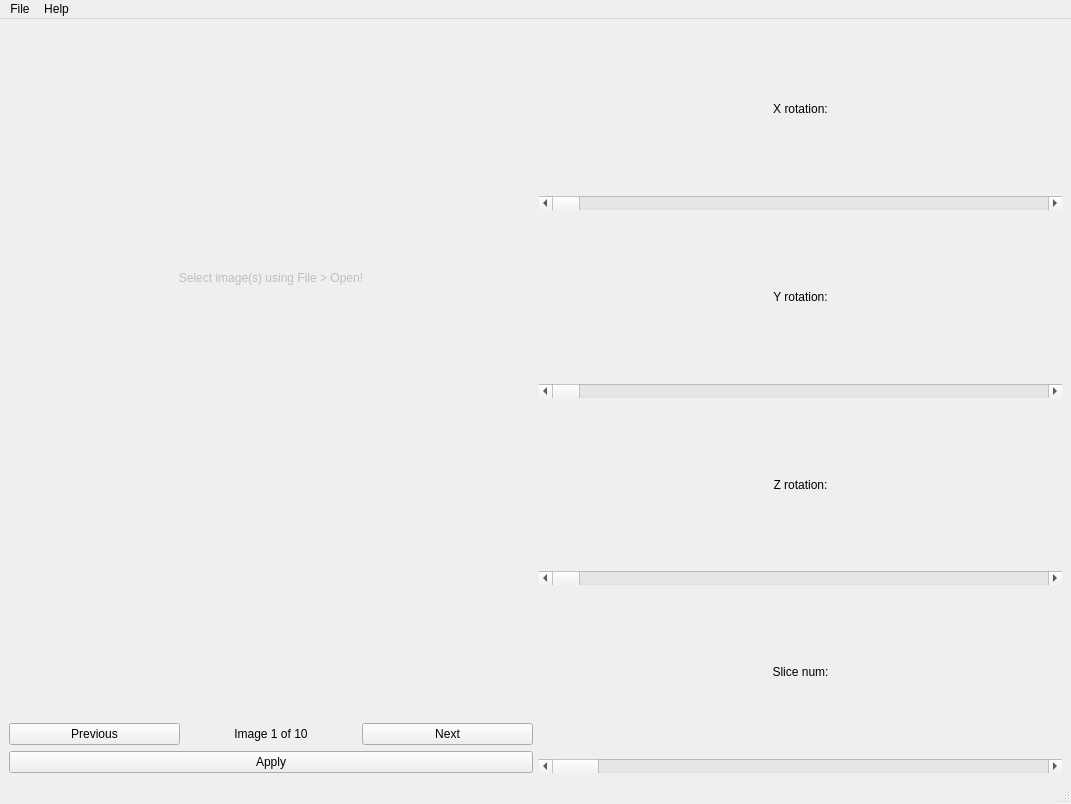
Old version of the form src/GUI/main.ui in the repository NIRALUser/NeuroRuler.
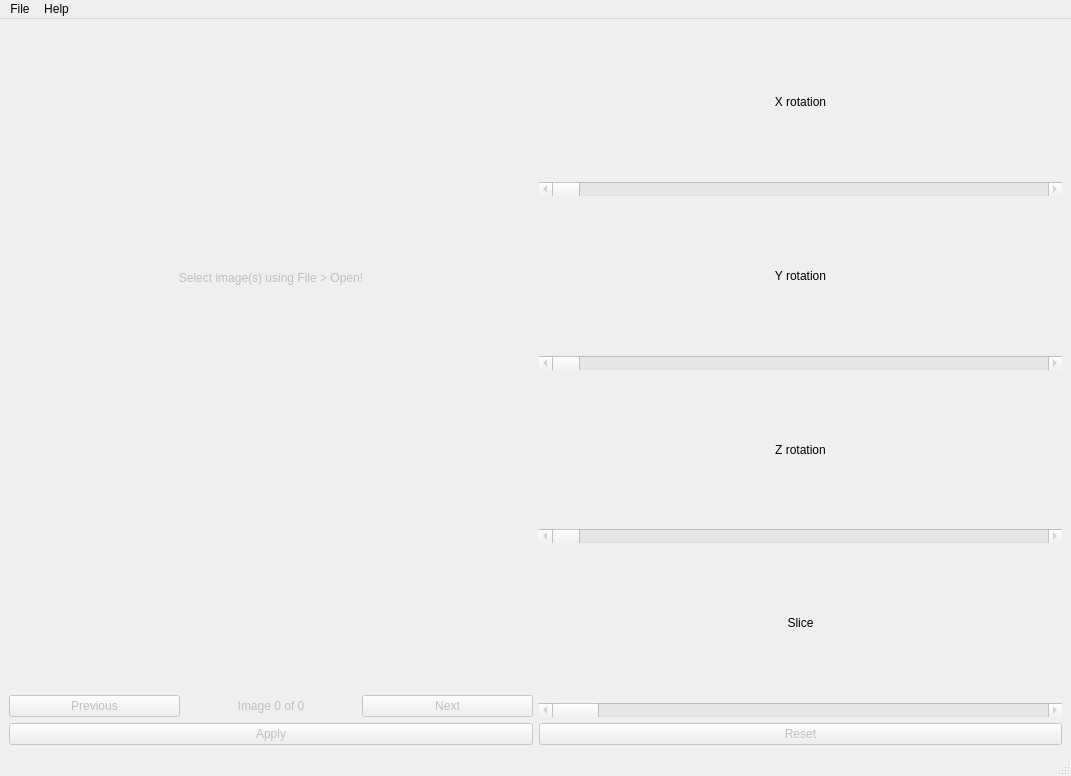
New version of the form.

The edit to the form file:
```diff
--- a/src/GUI/main.ui
+++ b/src/GUI/main.ui
@@ -7,7 +7,7 @@
     <x>0</x>
     <y>0</y>
     <width>1071</width>
-    <height>804</height>
+    <height>776</height>
    </rect>
   </property>
   <property name="windowTitle">
@@ -59,6 +59,12 @@
        <layout class="QHBoxLayout" name="horizontalLayout_2">
         <item>
          <widget class="QPushButton" name="previous_button">
+          <property name="enabled">
+           <bool>false</bool>
+          </property>
+          <property name="statusTip">
+           <string>Previous image.</string>
+          </property>
           <property name="text">
            <string>Previous</string>
           </property>
@@ -66,8 +72,11 @@
         </item>
         <item>
          <widget class="QLabel" name="image_num_label">
+          <property name="enabled">
+           <bool>false</bool>
+          </property>
           <property name="text">
-           <string>Image 1 of 10</string>
+           <string>Image 0 of 0</string>
           </property>
           <property name="alignment">
            <set>Qt::AlignCenter</set>
@@ -76,6 +85,12 @@
         </item>
         <item>
          <widget class="QPushButton" name="next_button">
+          <property name="enabled">
+           <bool>false</bool>
+          </property>
+          <property name="statusTip">
+           <string>Next image.</string>
+          </property>
           <property name="text">
            <string>Next</string>
           </property>
@@ -85,6 +100,12 @@
       </item>
       <item>
        <widget class="QPushButton" name="apply_button">
+        <property name="enabled">
+         <bool>false</bool>
+        </property>
+        <property name="statusTip">
+         <string>Compute circumference using current settings.</string>
+        </property>
         <property name="text">
          <string>Apply</string>
         </property>
@@ -97,7 +118,7 @@
       <item>
        <widget class="QLabel" name="x_degrees">
         <property name="text">
-         <string>X rotation:</string>
+         <string>X rotation</string>
         </property>
         <property name="alignment">
          <set>Qt::AlignCenter</set>
@@ -106,6 +127,12 @@
       </item>
       <item>
        <widget class="QScrollBar" name="x_slider">
+        <property name="enabled">
+         <bool>false</bool>
+        </property>
+        <property name="statusTip">
+         <string>Control X rotation value.</string>
+        </property>
         <property name="maximum">
          <number>180</number>
         </property>
@@ -117,7 +144,7 @@
       <item>
        <widget class="QLabel" name="y_degrees">
         <property name="text">
-         <string>Y rotation:</string>
+         <string>Y rotation</string>
         </property>
         <property name="alignment">
          <set>Qt::AlignCenter</set>
@@ -126,6 +153,12 @@
       </item>
       <item>
        <widget class="QScrollBar" name="y_slider">
+        <property name="enabled">
+         <bool>false</bool>
+        </property>
+        <property name="statusTip">
+         <string>Control Y rotation value.</string>
+        </property>
         <property name="maximum">
          <number>180</number>
         </property>
@@ -137,7 +170,7 @@
       <item>
        <widget class="QLabel" name="z_degrees">
         <property name="text">
-         <string>Z rotation:</string>
+         <string>Z rotation</string>
         </property>
         <property name="alignment">
          <set>Qt::AlignCenter</set>
@@ -146,6 +179,12 @@
       </item>
       <item>
        <widget class="QScrollBar" name="z_slider">
+        <property name="enabled">
+         <bool>false</bool>
+        </property>
+        <property name="statusTip">
+         <string>Control Z rotation value.</string>
+        </property>
         <property name="maximum">
          <number>180</number>
         </property>
@@ -157,7 +196,7 @@
       <item>
        <widget class="QLabel" name="slice_num">
         <property name="text">
-         <string>Slice num:</string>
+         <string>Slice</string>
         </property>
         <property name="alignment">
          <set>Qt::AlignCenter</set>
@@ -166,6 +205,12 @@
       </item>
       <item>
        <widget class="QScrollBar" name="slice_slider">
+        <property name="enabled">
+         <bool>false</bool>
+        </property>
+        <property name="statusTip">
+         <string>Control slice number.</string>
+        </property>
         <property name="maximum">
          <number>100</number>
         </property>
@@ -174,6 +219,19 @@
         </property>
        </widget>
       </item>
+      <item>
+       <widget class="QPushButton" name="reset_button">
+        <property name="enabled">
+         <bool>false</bool>
+        </property>
+        <property name="statusTip">
+         <string>Reset rotation and slice values to 0 (default) for the current image.</string>
+        </property>
+        <property name="text">
+         <string>Reset</string>
+        </property>
+       </widget>
+      </item>
      </layout>
     </item>
    </layout>
```
Left out of the diff: 10 changed lines with no effect on the pictures.
